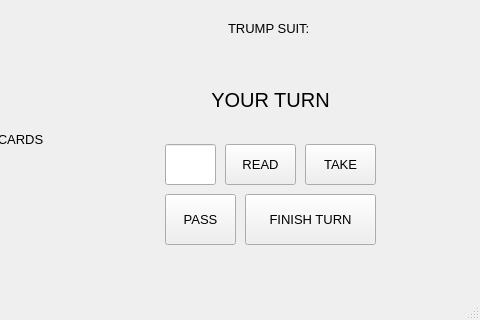
The window that mainwindow.ui (NickinAction/Durak) describes before a commit, drawn with Qt 5; both pictures show x 255 to 735 and y 129 to 449 of the 735 by 449 pixel window.
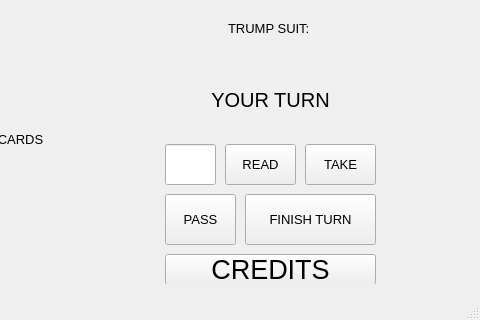
The same window after the commit.

Commit message: Computer logic improved + Dev Mode + Bug fixes.

```diff
--- a/mainwindow.ui
+++ b/mainwindow.ui
@@ -242,6 +242,19 @@
      <set>Qt::AlignCenter</set>
     </property>
    </widget>
+   <widget class="QPushButton" name="SECRETDEVBUTTON">
+    <property name="geometry">
+     <rect>
+      <x>420</x>
+      <y>330</y>
+      <width>211</width>
+      <height>31</height>
+     </rect>
+    </property>
+    <property name="text">
+     <string>CREDITS</string>
+    </property>
+   </widget>
   </widget>
   <widget class="QMenuBar" name="menuBar">
    <property name="geometry">
```
The commit also changes 2 other files.
